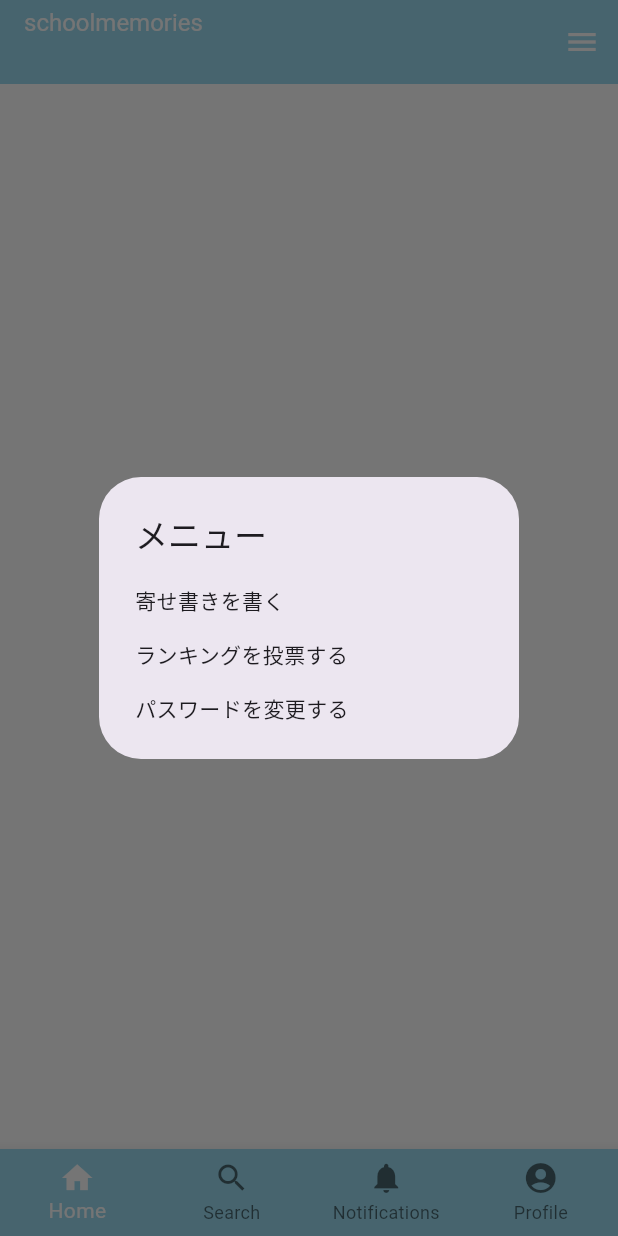
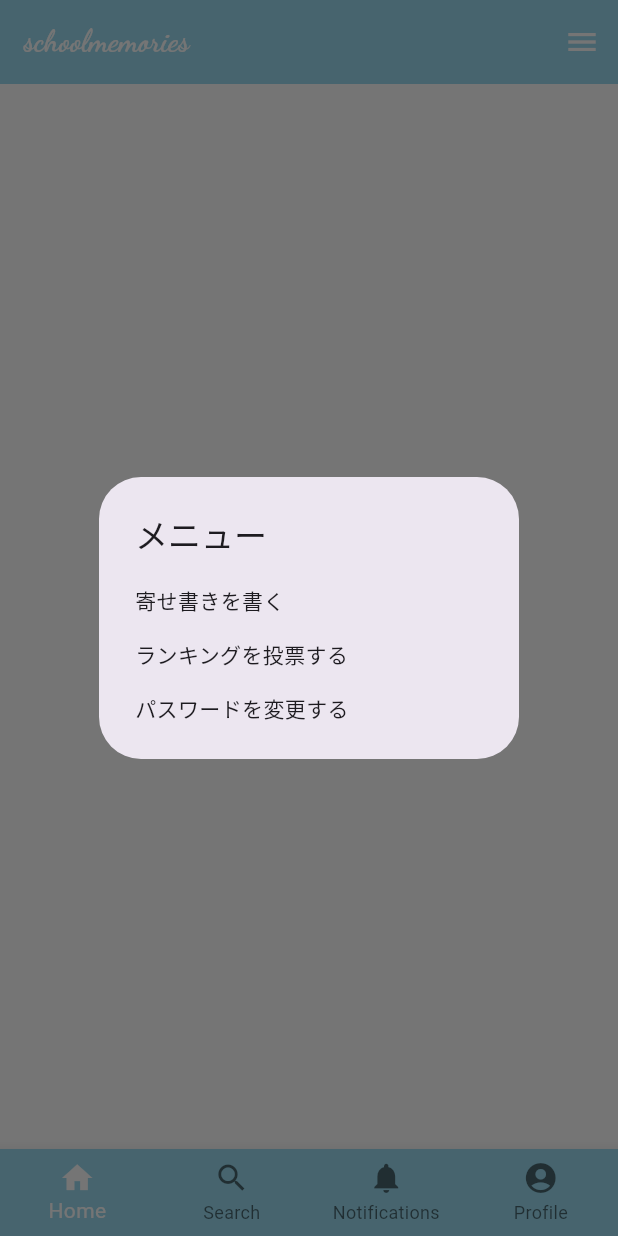
Before and after one commit to oshiro17/school_memories2, a Flutter app: the Home screen opened directly with empty values, after a tap on the "menu" icon, on a phone screen of 412 x 824 dp. Run offline on Flutter 3.47's test engine with Material 3 defaults, Android fonts, the phone set to English and light mode, and no system bars; our stand-ins replace cloud_firestore, firebase_core, google_fonts; accounts and stored records are empty.

Commit message:
可愛くした

```diff
--- a/lib/pages/home.dart
+++ b/lib/pages/home.dart
@@ -5,6 +5,7 @@ import 'package:school_memories2/pages/message.dart';
 import 'package:school_memories2/pages/myprofile.dart';
 import 'package:school_memories2/pages/ranking.dart';
 import '../class_model.dart';
+import 'package:google_fonts/google_fonts.dart';
 
 class Home extends StatefulWidget {
   final ClassModel classInfo;
@@ -42,18 +43,28 @@ class _HomeState extends State<Home> {
   Widget build(BuildContext context) {
     return Scaffold(
     appBar: AppBar(
-        title: Column(
+  title: Align(
+    alignment: Alignment.centerLeft, // 左寄せ
+    child: Column(
       crossAxisAlignment: CrossAxisAlignment.start,
       children: [
-            const Text(
+        Text(
      'schoolmemories',
-              style: TextStyle(fontSize: 16, fontWeight: FontWeight.w400),
+          style: GoogleFonts.dancingScript(
+      fontSize: 20,
+      color: Colors.white, // 文字色を青にする
     ),
-            Text(
-              widget.classInfo.id,
-              style: const TextStyle(fontSize: 22, fontWeight: FontWeight.bold),
   ),
+        // const Text(
+        //   'schoolmemories',
+        //   style: TextStyle(fontSize: 16, fontWeight: FontWeight.w400),
+        // ),
+        // Text(
+        //   widget.classInfo.id,
+        //   style: const TextStyle(fontSize: 22, fontWeight: FontWeight.bold),
+        // ),
       ],
+    ),
   ),
   actions: [
     IconButton(
@@ -70,6 +81,7 @@ class _HomeState extends State<Home> {
     ),
   ],
 ),
+
       body: tabs[currentIndex],
        bottomNavigationBar: BottomNavigationBar(
         currentIndex: currentIndex,
--- a/lib/pages/myprofile_model.dart
+++ b/lib/pages/myprofile_model.dart
@@ -31,7 +31,7 @@ class MyProfileModel extends ChangeNotifier {
 
       if (doc.exists) {
         final data = doc.data();
-        callme = data?['callmeme'] ?? '';
+        callme = data?['callme'] ?? '';
         birthday = data?['birthday'] ?? '';
         subject = data?['subject'] ?? '';
 
```
Lines whose indentation alone changed are shown as unchanged.
